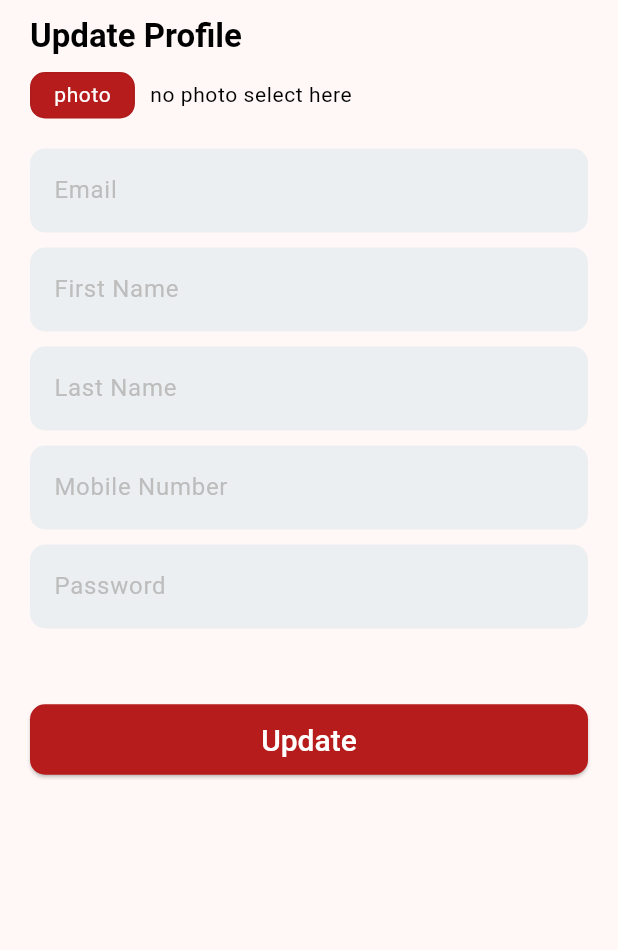
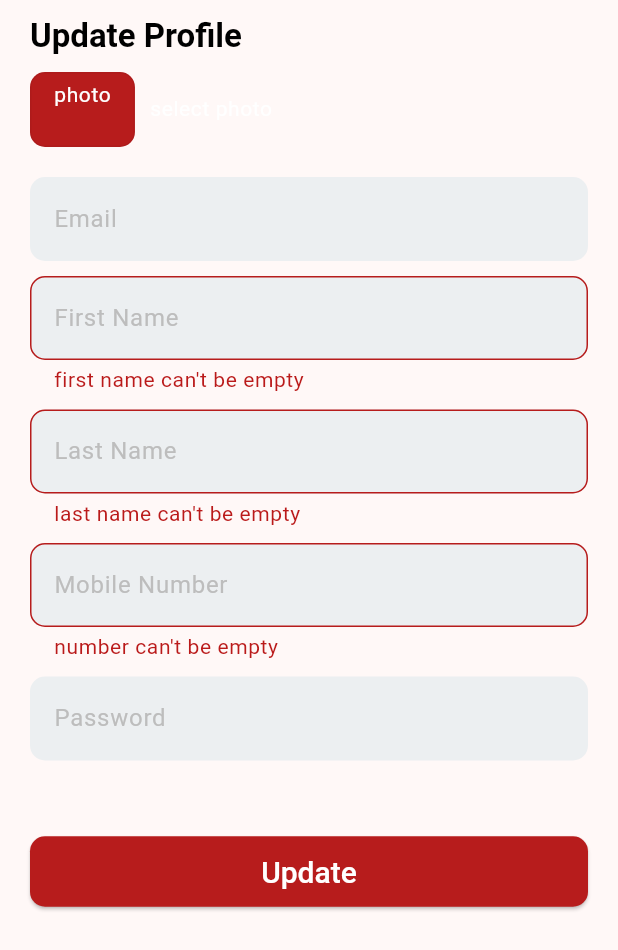
Before and after one commit to rimuakter057/task_managment_live_project, a Flutter app: the ProfileUpdate screen opened by its route, after a tap on "Update", on a phone screen of 412 x 824 dp. Shown: the top 950 px of the screen. Run offline on Flutter 3.47's test engine with Material 3 defaults, Android fonts, the phone set to English and light mode, and no system bars; our stand-ins replace flutter_svg, fluttertoast, image_picker, pin_code_fields, shared_preferences; accounts and stored records are empty; network calls fail; Roboto replaces fonts that are missing (Poppins, poppins).

```diff
--- a/lib/app.dart
+++ b/lib/app.dart
@@ -24,7 +24,7 @@ class TaskManagement extends StatelessWidget {
       initialRoute: SplashScreen.routeName,
       onGenerateRoute: (RouteSettings settings) {
         late Widget widget;
-        if (settings.name == SplashScreen.routeName) {
+        if (settings.name ==SplashScreen.routeName) {
           widget = const SplashScreen();
         }
         else if (settings.name == SignInScreen.routeName) {
@@ -33,24 +33,26 @@ class TaskManagement extends StatelessWidget {
           widget = const SignUpScreen();
         } else if (settings.name ==ForgetEmailVerifyScreen.routeName) {
           widget = const ForgetEmailVerifyScreen();
-        } else if (settings.name ==  PinVerificationScreen.routeName) {
-          widget = const PinVerificationScreen();
-        } else if (settings.name == SetPasswordScreen.routeName) {
+        }
+        else if (settings.name ==ProfileUpdate .routeName) {
+          widget = const ProfileUpdate ();
+        }
+        else if (settings.name == SetPasswordScreen.routeName) {
           widget = const  SetPasswordScreen();
-        } else if (settings.name == NavScreen.routeName) {
+        } else if (settings.name == PinVerificationScreen.routeName) {
+          widget = const  PinVerificationScreen(email: ' ',);
+        }
+        else if (settings.name == NavScreen.routeName) {
           widget = const NavScreen();
         } else if (settings.name == NewTaskListScreen.routeName) {
           widget = const NewTaskListScreen();
-        } else if (settings.name == ProfileUpdate.routeName) {
-          widget = const ProfileUpdate();
-        }else if (settings.name == AddNewTaskScreen.routeName) {
+        } else if (settings.name == AddNewTaskScreen.routeName) {
           widget = const AddNewTaskScreen();
         }else if (settings.name == UpdateTaskScreen.routeName) {
           widget = const UpdateTaskScreen();
         }
 
         else {
-
           widget = const Scaffold(
             body: Center(
               child: Text("Page not found"),
--- a/lib/utils/styles.dart
+++ b/lib/utils/styles.dart
@@ -104,7 +104,7 @@ PinTheme appPinTheme() {
   return PinTheme(
     errorBorderColor: AppColors.black,
     inactiveColor: AppColors.primaryColor,
-    activeColor: AppColors.white,
+    activeColor: AppColors.purple,
     shape: PinCodeFieldShape.box,
     borderRadius: BorderRadius.circular(5),
   );
--- a/lib/utils/url.dart
+++ b/lib/utils/url.dart
@@ -11,4 +11,5 @@ class Urls{
   static  String recoverVerifyEmail(String email) => "$_baseUrl/RecoverVerifyEmail/$email";
   static  String recoverVerifyOtp(String email,String otp) => "$_baseUrl/deleteTask/$email/$otp";
   static const  String recoverResetPassword = "$_baseUrl/RecoverResetPassword";
+  static const String updateProfile = "$_baseUrl/ProfileUpdate";
 }
--- a/lib/view/screens/profile_screens/profile_update_screen/profile_update.dart
+++ b/lib/view/screens/profile_screens/profile_update_screen/profile_update.dart
@@ -1,12 +1,14 @@
-
 import 'package:flutter/material.dart';
-
+import 'package:image_picker/image_picker.dart';
+import 'package:task_management_live_project/controllers/auth_controller.dart';
+import 'package:task_management_live_project/view/screens/task_screens/nav_screen/nav_screen.dart';
+import '../../../../data/service/network_caller.dart';
 import '../../../../utils/colors.dart';
+import '../../../../utils/url.dart';
 
 class ProfileUpdate extends StatefulWidget {
   const ProfileUpdate({super.key});
   static const routeName = '/profile-update';
-
 
   @override
   State<ProfileUpdate> createState() => _ProfileUpdateState();
@@ -19,31 +21,69 @@ class _ProfileUpdateState extends State<ProfileUpdate> {
   final TextEditingController _lastNameController = TextEditingController();
   final TextEditingController _mobileNumberController = TextEditingController();
   final GlobalKey<FormState> _formKey = GlobalKey<FormState>();
+  XFile? _pickedImage;
+  bool _updateProfileInProgress = false;
+
+  @override
+  void initState() {
+    // TODO: implement initState
+    super.initState();
+    _emailController.text = AuthController.userModel?.email??"mail here";
+    _firstNameController.text = AuthController.userModel?.firstName??"first name here";
+    _lastNameController.text = AuthController.userModel?.lastName??"last name here";
+    _mobileNumberController.text = AuthController.userModel?.mobile??"mobile here";
+  }
 
   @override
   Widget build(BuildContext context) {
-    final textTheme= Theme.of(context).textTheme;
+    final textTheme = Theme.of(context).textTheme;
     return Scaffold(
         body: SingleChildScrollView(
       child: Padding(
-            padding: const EdgeInsets.symmetric(horizontal: 20.0,vertical: 10),
+        padding: const EdgeInsets.symmetric(horizontal: 20.0, vertical: 10),
         child: Column(
-              crossAxisAlignment:CrossAxisAlignment.start,
+          crossAxisAlignment: CrossAxisAlignment.start,
           children: [
-                  Text("Update Profile",style: textTheme.titleLarge,),
-                const SizedBox(height: 10,),
+            Text(
+              "Update Profile",
+              style: textTheme.titleLarge,
+            ),
+            const SizedBox(
+              height: 10,
+            ),
             Row(
               children: [
                 _buildPhotoPicker(),
-                const SizedBox(width: 10,),
-                Text("no photo select here",style: textTheme.bodySmall,)
+                const SizedBox(
+                  width: 10,
+                ),
+                Text(
+                  "select photo",
+              /*    _pickedImage != null
+                      ? "no image found"
+                      : _pickedImage!.name,*/
+                  maxLines: 1,
+                  style: textTheme.bodySmall?.copyWith(color: AppColors.white),
+                )
               ],
             ),
-                const SizedBox(height: 20,),
-              Form(
+            const SizedBox(
+              height: 20,
+            ),
+            _buildTextForm(),
+          ],
+        ),
+      ),
+    ));
+  }
+
+  Form _buildTextForm() {
+    return Form(
             key: _formKey,
-                child: Column(children: [
+            child: Column(
+              children: [
                 TextFormField(
+                  enabled: false,
                   keyboardType: TextInputType.emailAddress,
                   controller: _emailController,
                   decoration: const InputDecoration(
@@ -58,6 +98,11 @@ class _ProfileUpdateState extends State<ProfileUpdate> {
                   decoration: const InputDecoration(
                     hintText: 'First Name',
                   ),
+                  validator: (String? value) {
+                    if(value?.trim().isEmpty??true){
+                      return "first name can't be empty";
+                    }return null;
+                  },
                 ),
                 const SizedBox(
                   height: 10,
@@ -67,6 +112,11 @@ class _ProfileUpdateState extends State<ProfileUpdate> {
                   decoration: const InputDecoration(
                     hintText: 'Last Name',
                   ),
+                  validator: (String? value) {
+                    if(value?.trim().isEmpty??true){
+                      return "last name can't be empty";
+                    }return null;
+                  },
                 ),
                 const SizedBox(
                   height: 10,
@@ -76,6 +126,11 @@ class _ProfileUpdateState extends State<ProfileUpdate> {
                   decoration: const InputDecoration(
                     hintText: 'Mobile Number',
                   ),
+                  validator: (String? value) {
+                    if(value?.trim().isEmpty??true){
+                      return "number can't be empty";
+                    }return null;
+                  },
                 ),
                 const SizedBox(
                   height: 10,
@@ -90,29 +145,85 @@ class _ProfileUpdateState extends State<ProfileUpdate> {
                 const SizedBox(
                   height: 50,
                 ),
-                  ElevatedButton(onPressed: () {},
-                      child: const Text("Update")),
-                ],),
+                ElevatedButton(onPressed:_onTapUpdate,
+                    child: const Text("Update")
+
+
+                )
+              ],
             ),
-
-            ],),
-          ),
-        )
           );
   }
 
+//build photo picker
   Widget _buildPhotoPicker() {
-    final textTheme= Theme.of(context).textTheme;
-    return Container(
-                padding: const EdgeInsets.symmetric(horizontal:15,vertical: 5),
+    final textTheme = Theme.of(context).textTheme;
+    return GestureDetector(
+      onTap: (){
+        print("error");
+      },
+      // onTap: _pickImage,
+      child: Container(
+          height: 50,
+          padding: const EdgeInsets.symmetric(horizontal: 15, vertical: 5),
           decoration: BoxDecoration(
             borderRadius: BorderRadius.circular(10),
             color: AppColors.primaryColor,
             border: Border.all(color: AppColors.black.withOpacity(.05)),
           ),
-                  child: Text("photo",style: textTheme.bodySmall?.copyWith(color: AppColors.white),));
+          child: Text(
+           "photo",
+            style: textTheme.bodySmall?.copyWith(color: AppColors.white),
+          )
+      ),
+    );
   }
 
+  //on tap
+Future<void> _onTapUpdate()async{
+
+    if(_formKey.currentState!.validate()){
+      debugPrint("success");
+      Navigator.pushAndRemoveUntil(context, MaterialPageRoute(builder: (context) => const NavScreen()), (_)=>false);
+    }else{
+      debugPrint("error");
+    }
+
+}
+
+//update profile
+
+  Future<void> _updateProfile() async {
+    _updateProfileInProgress = true;
+    setState(() {});
+    Map<String, dynamic> requestBody = {
+      "email": _emailController.text.trim(),
+      "firstName": _firstNameController.text.trim(),
+      "lastName": _lastNameController.text.trim(),
+      "mobile": _mobileNumberController.text.trim(),
+    };
+    if (_passwordController.text.isNotEmpty) {
+      requestBody['password'] = _passwordController.text;
+      final NetworkResponse response = await NetworkCaller.postRequest(
+          url: Urls.updateProfile, body: requestBody);
+      _updateProfileInProgress = false;
+      setState(() {});
+      if (response.isSuccess) {
+        _passwordController.clear();
+      } else {
+       print("error");
+      }
+    }}
+
+
+/*  Future<void> _pickImage() async {
+    ImagePicker picker = ImagePicker();
+    XFile? image = await picker.pickImage(source: ImageSource.gallery);
+    if (image != null) {
+      _pickedImage = image;
+      setState(() {});
+    }
+    //dispose
     @override
     void dispose() {
       // TODO: implement dispose
@@ -123,4 +234,5 @@ class _ProfileUpdateState extends State<ProfileUpdate> {
       _lastNameController.dispose();
       _mobileNumberController.dispose();
     }
+  }*/
 }
--- a/pubspec.yaml
+++ b/pubspec.yaml
@@ -41,6 +41,7 @@ dependencies:
   fluttertoast: ^8.2.10
   flutter_svg: ^2.0.16
   shared_preferences: ^2.3.5
+  image_picker: ^1.1.2
 
 dev_dependencies:
   flutter_test:
```
Also changed, not shown: lib/view/screens/on_boarding_screens/forget_email_verify_screen/forget_email_verify_screen.dart (+18 -1 lines), lib/view/screens/on_boarding_screens/pin_verification_screen/pin_verification_screen.dart (+34 -10 lines), lib/view/widget/app_bar.dart (+10 -9 lines), pubspec.lock. Lines whose indentation alone changed are shown as unchanged.
